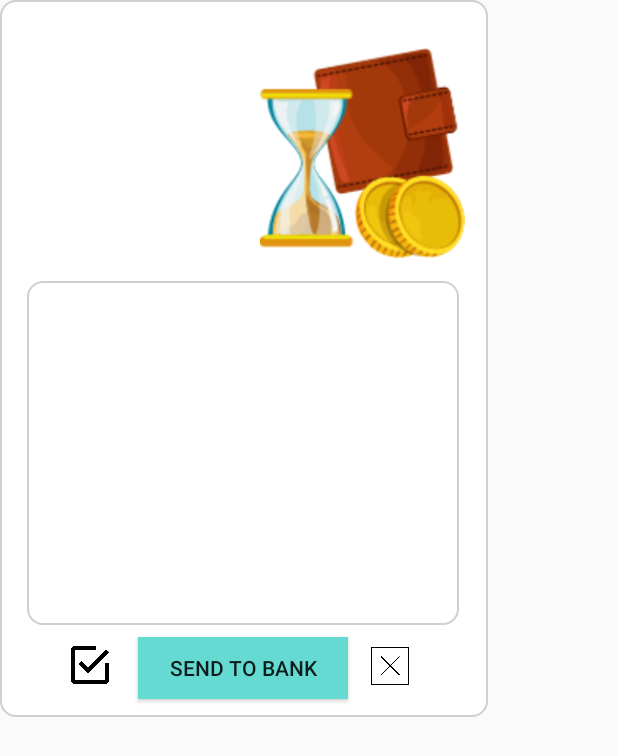
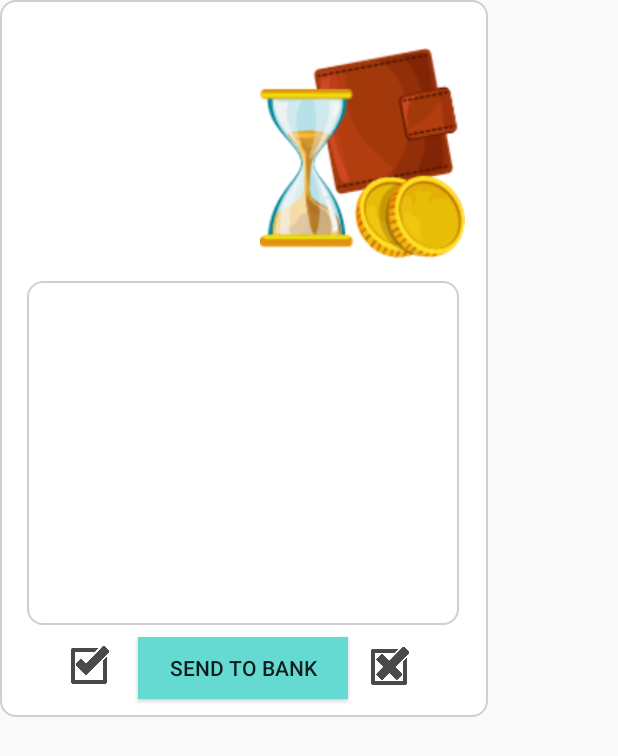
Before and after one commit to nikoletakuneva/Coinz, an Android app: the layout activity_wallet.xml on its own in the app's theme, with its tools: preview values and no code run, on a phone screen of 412 x 824 dp. Shown: the top 756 px of the screen. Run offline under Robolectric (Android 15) with nearby library versions, the phone set to English and light mode, and no system bars.

Commit message:
Created the design for Bank activity.

```diff
--- a/app/src/main/AndroidManifest.xml
+++ b/app/src/main/AndroidManifest.xml
@@ -54,8 +54,10 @@
             android:theme="@style/Dialog" />
         <activity
             android:name=".Wallet"
-            android:theme="@style/Dialog_Full_Width"
-            />
+            android:theme="@style/Dialog_Full_Width" />
+        <activity
+            android:name=".Bank"
+            android:theme="@style/Dialog_Full_Width" />
     </application>
 
 </manifest>
--- a/app/src/main/java/com/example/nikoleta/coinz/MapActivity.java
+++ b/app/src/main/java/com/example/nikoleta/coinz/MapActivity.java
@@ -467,12 +467,10 @@ public class MapActivity extends AppCompatActivity
         } else if (id == R.id.nav_piggybank) {
 
         } else if (id == R.id.nav_bank) {
-
+            startActivity(new Intent(getApplicationContext(), Bank.class));
         } else if (id == R.id.nav_boost) {
 
         } else if (id == R.id.nav_gift) {
-
-        } else if (id == R.id.nav_send) {
 
         }
 
--- a/app/src/main/res/layout/activity_wallet.xml
+++ b/app/src/main/res/layout/activity_wallet.xml
@@ -60,6 +60,7 @@
         android:id="@+id/coins"
         android:layout_width="150dp"
         android:layout_height="140dp"
+        android:layout_marginBottom="8dp"
         android:layout_marginEnd="8dp"
         android:layout_marginStart="8dp"
         android:layout_marginTop="32dp"
@@ -68,10 +69,12 @@
         android:textColor="#aba4a4"
         android:textSize="20sp"
         android:textStyle="bold"
+        app:layout_constraintBottom_toTopOf="@+id/gridview"
         app:layout_constraintEnd_toStartOf="@+id/wallet"
-        app:layout_constraintHorizontal_bias="0.0"
+        app:layout_constraintHorizontal_bias="1.0"
         app:layout_constraintStart_toStartOf="parent"
-        app:layout_constraintTop_toTopOf="parent" />
+        app:layout_constraintTop_toTopOf="parent"
+        app:layout_constraintVertical_bias="0.0" />
 
     <Button
         android:id="@+id/select_all"
@@ -80,7 +83,7 @@
         android:layout_marginBottom="8dp"
         android:layout_marginEnd="8dp"
         android:layout_marginStart="8dp"
-        android:background="@drawable/check_box"
+        android:background="@drawable/select_all"
         app:layout_constraintHorizontal_bias="0.78"
         app:layout_constraintVertical_bias="0.5"
         app:layout_constraintTop_toBottomOf="@+id/gridview"
@@ -92,7 +95,7 @@
         android:id="@+id/deselect_all"
         android:layout_width="25dp"
         android:layout_height="25dp"
-        android:background="@drawable/cross"
+        android:background="@drawable/deselect_all"
         app:layout_constraintHorizontal_bias="0.22"
         app:layout_constraintVertical_bias="0.4"
         app:layout_constraintBottom_toBottomOf="parent"
```
Also changed, not shown: app/src/main/java/com/example/nikoleta/coinz/Bank.java (added, +13 -0 lines), app/src/main/res/layout/activity_bank.xml (added, +39 -0 lines), app/src/main/res/menu/activity_navigation_drawer_drawer.xml (+3 -7 lines), app/src/main/res/drawable-v24/bank_no_background.png (added), app/src/main/res/drawable-v24/boosts_icon.png (deleted), app/src/main/res/drawable-v24/deselect_all.png (added), app/src/main/res/drawable-v24/gift_icon.png (deleted), app/src/main/res/drawable-v24/giftbox.png (added), app/src/main/res/drawable-v24/growth.png (added), app/src/main/res/drawable-v24/logout.png (added), app/src/main/res/drawable-v24/select_all.png (added).
